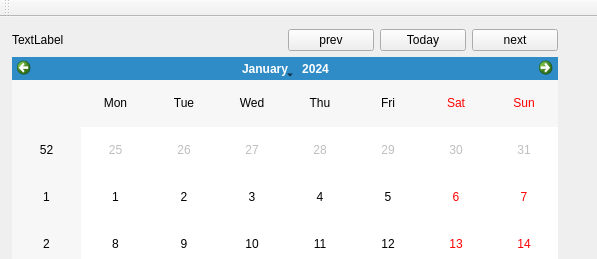
The window that mainwindow.ui (xavieryao/YaoCalendar) describes before a commit, drawn with Qt 5.
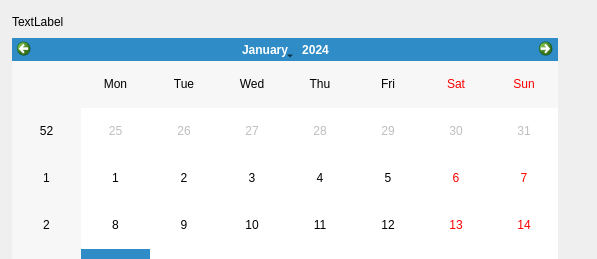
The same window after the commit. Custom widgets are drawn as their Qt base class.

Commit message: set toolbar spacing

Diff of the .ui file:
```diff
--- a/mainwindow.ui
+++ b/mainwindow.ui
@@ -42,29 +42,17 @@
           </widget>
          </item>
          <item>
-          <layout class="QHBoxLayout" name="navHLayout">
-           <item>
-            <widget class="QPushButton" name="prevButton">
-             <property name="text">
-              <string>prev</string>
-             </property>
-            </widget>
-           </item>
-           <item>
-            <widget class="QPushButton" name="todayButton">
-             <property name="text">
-              <string>Today</string>
-             </property>
-            </widget>
-           </item>
-           <item>
-            <widget class="QPushButton" name="nextButton">
-             <property name="text">
-              <string>next</string>
-             </property>
-            </widget>
-           </item>
-          </layout>
+          <spacer name="horizontalSpacer">
+           <property name="orientation">
+            <enum>Qt::Horizontal</enum>
+           </property>
+           <property name="sizeHint" stdset="0">
+            <size>
+             <width>40</width>
+             <height>20</height>
+            </size>
+           </property>
+          </spacer>
          </item>
         </layout>
        </item>
@@ -83,17 +71,6 @@
     </layout>
    </widget>
   </widget>
-  <widget class="QToolBar" name="toolBar">
-   <property name="windowTitle">
-    <string>toolBar</string>
-   </property>
-   <attribute name="toolBarArea">
-    <enum>TopToolBarArea</enum>
-   </attribute>
-   <attribute name="toolBarBreak">
-    <bool>false</bool>
-   </attribute>
-  </widget>
  </widget>
  <layoutdefault spacing="6" margin="11"/>
  <customwidgets>
```
The commit also changes 2 other files.
